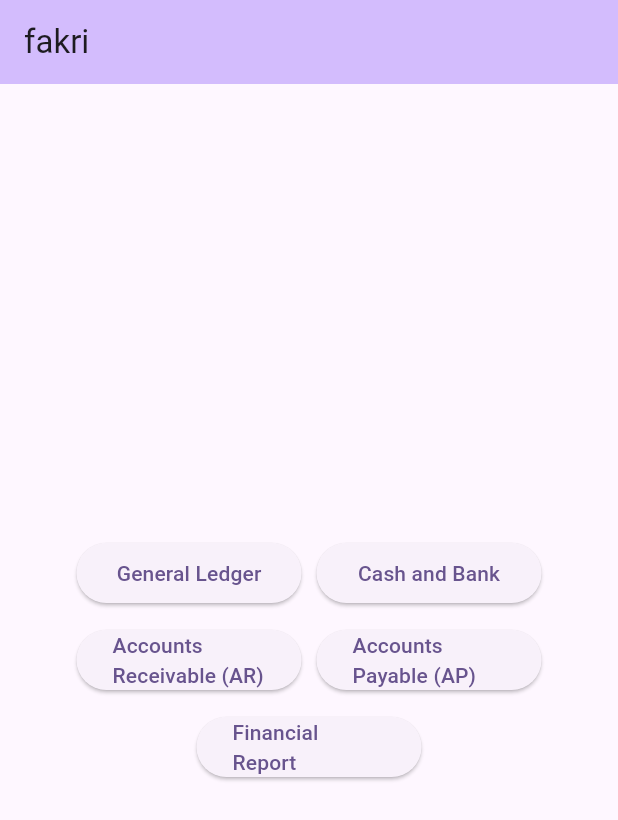
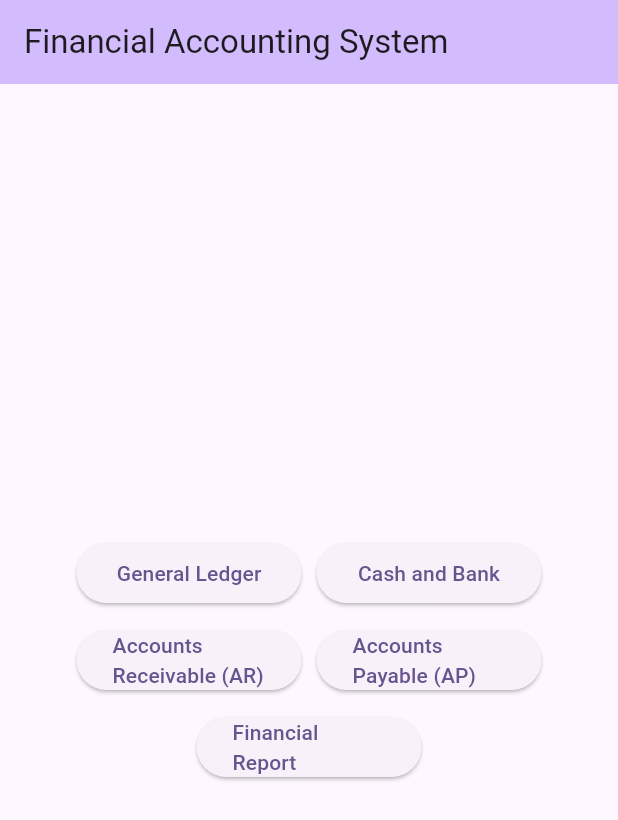
Before and after one commit to fakhriaditya/project_flutter, a Flutter app: the screen it shows after launch, on a phone screen of 412 x 824 dp. Shown: the top 820 px of the screen. Run offline on Flutter 3.47's test engine with Material 3 defaults, Android fonts, the phone set to English and light mode, and no system bars.

Commit message:
perubahan header

```diff
--- a/lib/main.dart
+++ b/lib/main.dart
@@ -11,11 +11,11 @@ class MyApp extends StatelessWidget {
   Widget build(BuildContext context) {
     return MaterialApp(
       debugShowCheckedModeBanner: false,
-      title: 'Fludaskaslklsdastter Tutorial',
+      title: 'Flutter Tutorial',
       theme: ThemeData(
         colorScheme: ColorScheme.fromSeed(seedColor: Colors.deepPurple),
       ),
-      home: const MyHomePage(title: 'fakri'),
+      home: const MyHomePage(title: 'Financial Accounting System'),
     );
   }
 }
```
